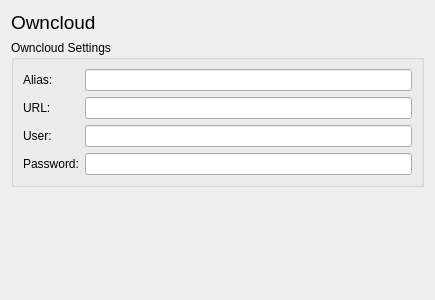
First picture: the form in src/mirall/folderwizardowncloudpage.ui, repository nextcloud/desktop, before the edit.
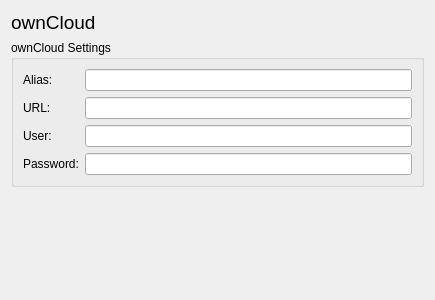
Second picture: the form after the edit.

Commit message: Polished the ui, stop syncing during user actions.

```diff
--- a/src/mirall/folderwizardowncloudpage.ui
+++ b/src/mirall/folderwizardowncloudpage.ui
@@ -17,7 +17,7 @@
    <item row="2" column="0">
     <widget class="QGroupBox" name="groupBox">
      <property name="title">
-      <string>Owncloud Settings</string>
+      <string>ownCloud Settings</string>
      </property>
      <layout class="QGridLayout" name="gridLayout">
       <item row="1" column="1">
@@ -90,7 +90,7 @@
       </font>
      </property>
      <property name="text">
-      <string>Owncloud</string>
+      <string>ownCloud</string>
      </property>
     </widget>
    </item>
```
The commit also changes 7 other files.
